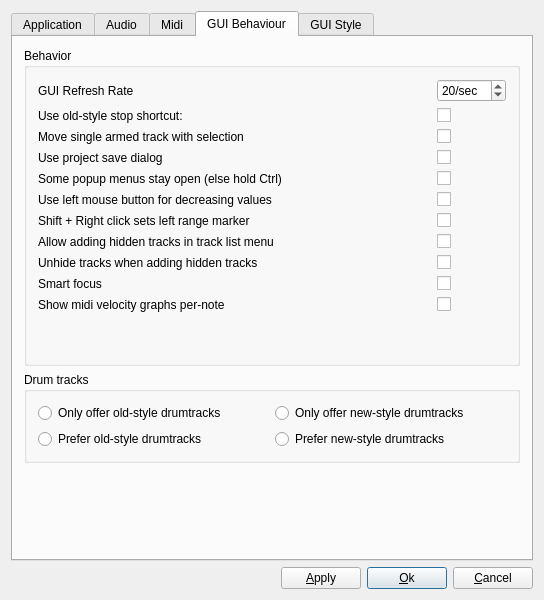
Old version of the form muse2/muse/widgets/gensetbase.ui in the repository emrum/muse.
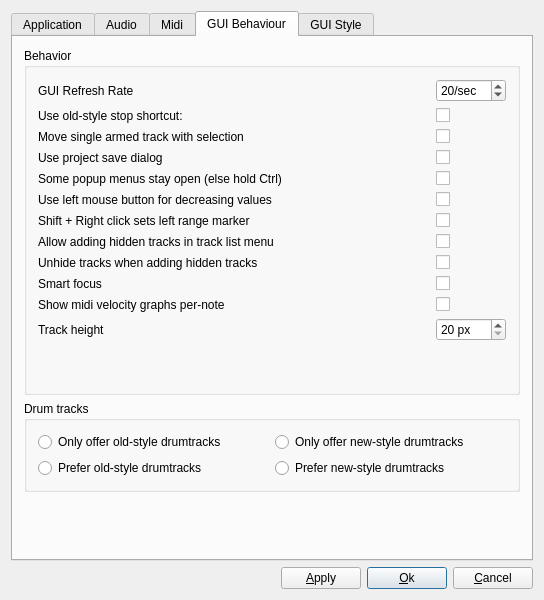
New version of the form. The open tabs and pages were chosen to show the change.

Commit message: added setting for default track height

The edit to the form file:
```diff
--- a/muse2/muse/widgets/gensetbase.ui
+++ b/muse2/muse/widgets/gensetbase.ui
@@ -1574,7 +1574,7 @@
             </property>
            </widget>
           </item>
-          <item row="11" column="1">
+          <item row="12" column="1">
            <spacer name="verticalSpacer_2">
             <property name="orientation">
              <enum>Qt::Vertical</enum>
@@ -1587,6 +1587,29 @@
             </property>
            </spacer>
           </item>
+          <item row="11" column="0">
+           <widget class="QLabel" name="label_7">
+            <property name="text">
+             <string>Track height</string>
+            </property>
+           </widget>
+          </item>
+          <item row="11" column="2">
+           <widget class="QSpinBox" name="trackHeight">
+            <property name="suffix">
+             <string> px</string>
+            </property>
+            <property name="minimum">
+             <number>20</number>
+            </property>
+            <property name="maximum">
+             <number>2000</number>
+            </property>
+            <property name="value">
+             <number>20</number>
+            </property>
+           </widget>
+          </item>
          </layout>
         </widget>
        </item>
```
Left out of the diff: 6 changed lines with no effect on the pictures. The commit also changes 6 other files.
